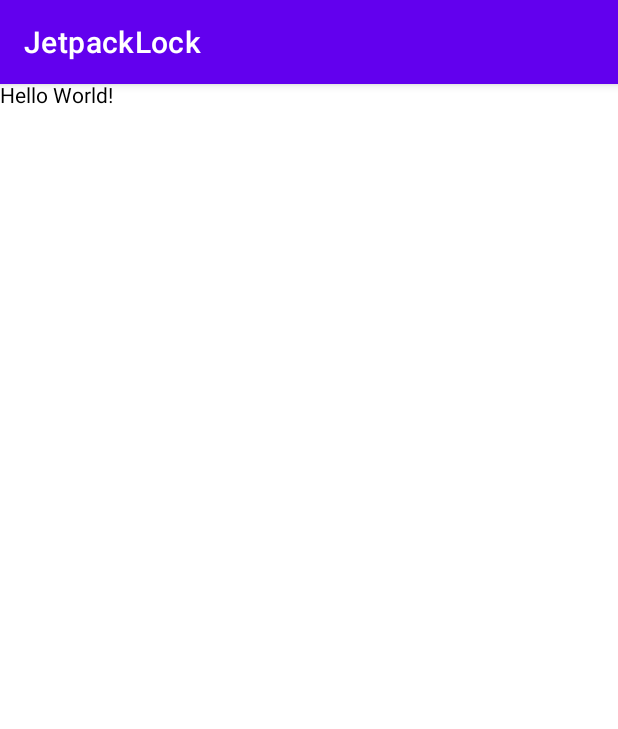
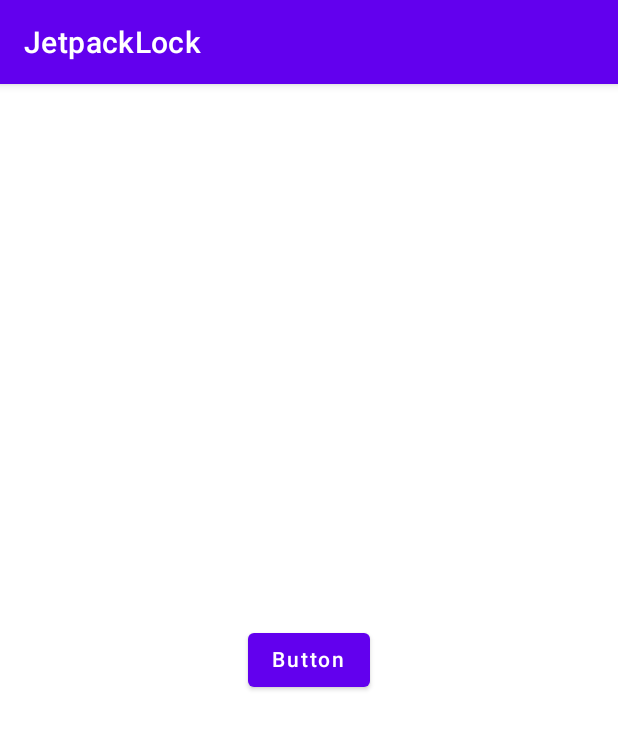
Before and after one commit to eric19950925/JetpackLock, an Android app built with Jetpack Compose: the screen it shows after launch (MainActivity), on a phone screen of 412 x 824 dp. Shown: the top 729 px of the screen. Run offline under Robolectric (Android 15) with nearby library versions, the phone set to English and light mode, and no system bars.

Commit message:
Box-Button and toast

```diff
--- a/app/src/main/java/com/sunion/jetpacklock/MainActivity.kt
+++ b/app/src/main/java/com/sunion/jetpacklock/MainActivity.kt
@@ -1,10 +1,17 @@
 package com.sunion.jetpacklock
 
 import android.os.Bundle
+import android.widget.Toast
 import androidx.activity.compose.setContent
 import androidx.appcompat.app.AppCompatActivity
+import androidx.compose.foundation.layout.Box
+import androidx.compose.foundation.layout.fillMaxSize
+import androidx.compose.material.Button
 import androidx.compose.material.Text
 import androidx.compose.runtime.Composable
+import androidx.compose.ui.Alignment
+import androidx.compose.ui.Modifier
+import androidx.compose.ui.platform.LocalContext
 import androidx.compose.ui.platform.LocalInspectionMode
 import androidx.compose.ui.tooling.preview.Preview
 
@@ -20,12 +27,23 @@ class MainActivity : AppCompatActivity() {
 
 @Composable
 fun SimpleComposable() {
+    val mContext = LocalContext.current
     if (LocalInspectionMode.current) {
         // Show this text in a preview window
         Text("Hello preview user!")
     } else {
         // Show this text in the app:
-        Text("Hello World!")
+        Box(Modifier.fillMaxSize(), Alignment.Center) {
+            Button(
+                // ...
+//            onClick = myClickFunction
+                onClick = {
+                    Toast.makeText(mContext, "This is a Sample Toast", Toast.LENGTH_SHORT).show()
+                }
+            ){
+                Text("Button")
+            }
+        }
     }
 }
 
```
